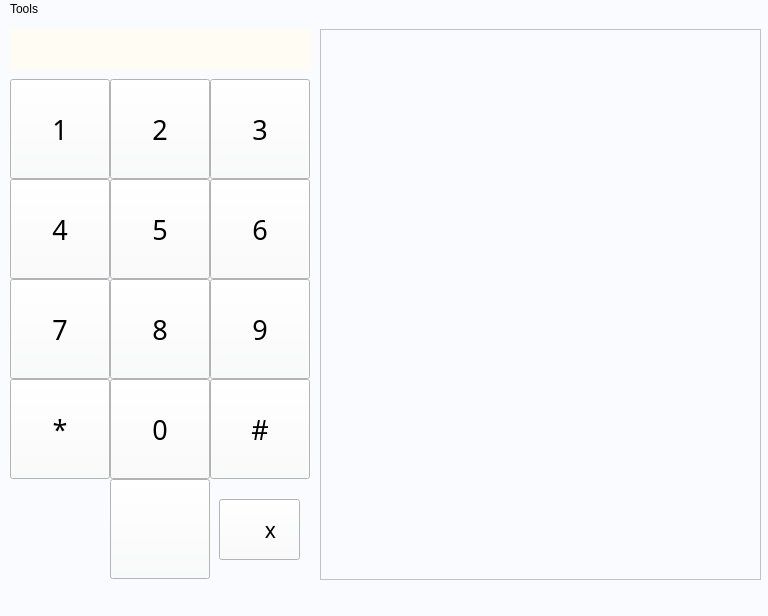
This is mainwindow.ui in JonathanXu4/-CSC3220-Lab-3 as Qt 5 draws it before an edit. The edited form follows.
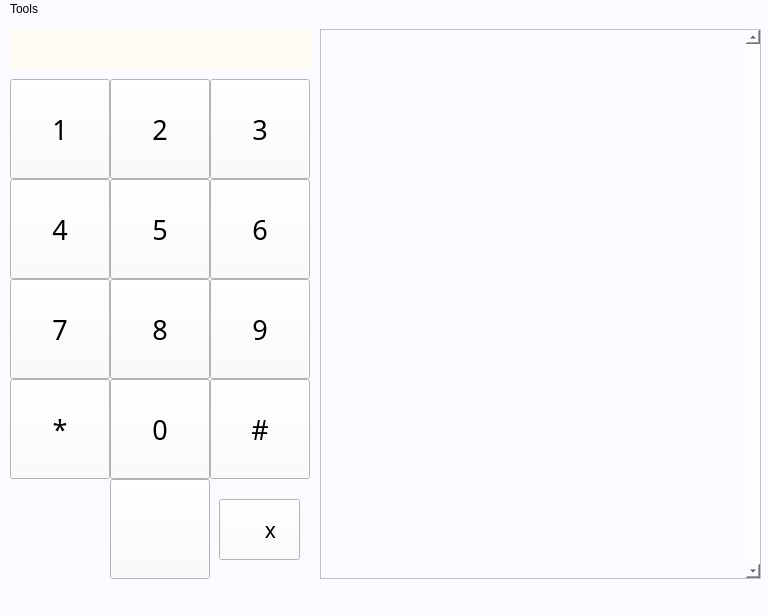
This is the edited form. Icons and pictures are not drawn.

Diff of the .ui file:
```diff
--- a/mainwindow.ui
+++ b/mainwindow.ui
@@ -71,9 +71,57 @@
       <x>320</x>
       <y>10</y>
       <width>441</width>
-      <height>551</height>
+      <height>550</height>
      </rect>
     </property>
+    <property name="sizePolicy">
+     <sizepolicy hsizetype="Fixed" vsizetype="Fixed">
+      <horstretch>0</horstretch>
+      <verstretch>0</verstretch>
+     </sizepolicy>
+    </property>
+    <property name="frameShadow">
+     <enum>QFrame::Sunken</enum>
+    </property>
+    <property name="lineWidth">
+     <number>10</number>
+    </property>
+    <property name="midLineWidth">
+     <number>10</number>
+    </property>
+    <property name="verticalScrollBarPolicy">
+     <enum>Qt::ScrollBarAlwaysOn</enum>
+    </property>
+    <property name="horizontalScrollBarPolicy">
+     <enum>Qt::ScrollBarAlwaysOff</enum>
+    </property>
+    <property name="sizeAdjustPolicy">
+     <enum>QAbstractScrollArea::AdjustToContents</enum>
+    </property>
+    <property name="autoScroll">
+     <bool>true</bool>
+    </property>
+    <property name="autoScrollMargin">
+     <number>10</number>
+    </property>
+    <attribute name="horizontalHeaderVisible">
+     <bool>true</bool>
+    </attribute>
+    <attribute name="horizontalHeaderCascadingSectionResizes">
+     <bool>true</bool>
+    </attribute>
+    <attribute name="horizontalHeaderMinimumSectionSize">
+     <number>139</number>
+    </attribute>
+    <attribute name="horizontalHeaderDefaultSectionSize">
+     <number>139</number>
+    </attribute>
+    <attribute name="horizontalHeaderShowSortIndicator" stdset="0">
+     <bool>false</bool>
+    </attribute>
+    <attribute name="verticalHeaderVisible">
+     <bool>false</bool>
+    </attribute>
    </widget>
    <widget class="QPushButton" name="seven">
     <property name="geometry">
```
